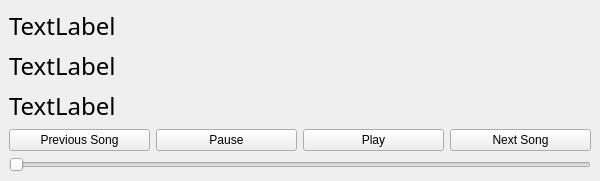
Old version of the form mainwindow.ui in the repository sironitomas/qt-spotify.
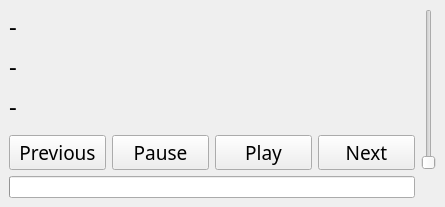
New version of the form.

Commit message: Adds song progress bar

Diff of the .ui file:
```diff
--- a/mainwindow.ui
+++ b/mainwindow.ui
@@ -6,8 +6,8 @@
    <rect>
     <x>0</x>
     <y>0</y>
-    <width>600</width>
-    <height>179</height>
+    <width>445</width>
+    <height>183</height>
    </rect>
   </property>
   <property name="sizePolicy">
@@ -21,16 +21,17 @@
   </property>
   <widget class="QWidget" name="centralwidget">
    <layout class="QGridLayout" name="gridLayout_2">
-    <item row="6" column="0" colspan="4">
-     <widget class="QSlider" name="volumeSlider">
-      <property name="maximum">
-       <number>100</number>
+    <item row="2" column="0" colspan="4">
+     <widget class="QLabel" name="albumLabel">
+      <property name="font">
+       <font>
+        <family>Victor Mono</family>
+        <pointsize>18</pointsize>
+        <italic>false</italic>
+       </font>
       </property>
-      <property name="orientation">
-       <enum>Qt::Horizontal</enum>
-      </property>
-      <property name="invertedControls">
-       <bool>false</bool>
+      <property name="text">
+       <string>-</string>
       </property>
      </widget>
     </item>
@@ -44,7 +45,7 @@
        </font>
       </property>
       <property name="text">
-       <string>TextLabel</string>
+       <string>-</string>
       </property>
      </widget>
     </item>
@@ -58,49 +59,82 @@
        </font>
       </property>
       <property name="text">
-       <string>TextLabel</string>
+       <string>-</string>
       </property>
      </widget>
     </item>
-    <item row="5" column="3">
+    <item row="7" column="0" colspan="4">
+     <widget class="QProgressBar" name="progressBar">
+      <property name="maximum">
+       <number>1000</number>
+      </property>
+      <property name="value">
+       <number>0</number>
+      </property>
+      <property name="textVisible">
+       <bool>false</bool>
+      </property>
+      <property name="invertedAppearance">
+       <bool>false</bool>
+      </property>
+     </widget>
+    </item>
+    <item row="5" column="3" rowspan="2">
      <widget class="QPushButton" name="nextButton">
+      <property name="font">
+       <font>
+        <family>Victor Mono</family>
+        <pointsize>14</pointsize>
+       </font>
+      </property>
       <property name="text">
-       <string>Next Song</string>
+       <string>Next</string>
       </property>
      </widget>
     </item>
-    <item row="5" column="1">
+    <item row="5" column="2" rowspan="2">
+     <widget class="QPushButton" name="playButton">
+      <property name="font">
+       <font>
+        <family>Victor Mono</family>
+        <pointsize>14</pointsize>
+       </font>
+      </property>
+      <property name="text">
+       <string>Play</string>
+      </property>
+     </widget>
+    </item>
+    <item row="5" column="1" rowspan="2">
      <widget class="QPushButton" name="pauseButton">
+      <property name="font">
+       <font>
+        <family>Victor Mono</family>
+        <pointsize>14</pointsize>
+       </font>
+      </property>
       <property name="text">
        <string>Pause</string>
       </property>
      </widget>
     </item>
-    <item row="5" column="0">
+    <item row="5" column="0" rowspan="2">
      <widget class="QPushButton" name="previousButton">
-      <property name="text">
-       <string>Previous Song</string>
-      </property>
-     </widget>
-    </item>
-    <item row="2" column="0" colspan="4">
-     <widget class="QLabel" name="albumLabel">
       <property name="font">
        <font>
         <family>Victor Mono</family>
-        <pointsize>18</pointsize>
-        <italic>false</italic>
+        <pointsize>14</pointsize>
        </font>
       </property>
       <property name="text">
-       <string>TextLabel</string>
+       <string>Previous</string>
       </property>
      </widget>
     </item>
-    <item row="5" column="2">
-     <widget class="QPushButton" name="playButton">
-      <property name="text">
-       <string>Play</string>
+    <item row="1" column="4" rowspan="6">
+     <widget class="QSlider" name="volumeSlider">
+      <property name="orientation">
+       <enum>Qt::Vertical</enum>
       </property>
      </widget>
     </item>
```
The commit also changes 3 other files.
